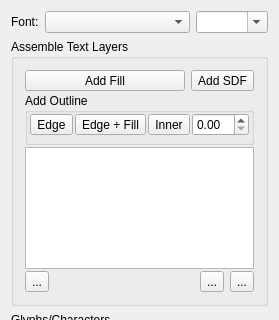
Before: the Qt Designer form Harmony/src/Editor/Text/TextWidget.ui in GameOverture/HarmonyEngine, drawn with Qt 5; both pictures show x 0 to 279 and y 0 to 320 of the 279 by 490 pixel window.
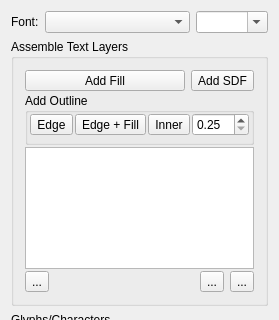
After: the same form once the commit is applied. Custom widgets are drawn as their Qt base class.

What changed in the file:
```diff
--- a/Harmony/src/Editor/Text/TextWidget.ui
+++ b/Harmony/src/Editor/Text/TextWidget.ui
@@ -147,7 +147,17 @@
             </widget>
            </item>
            <item>
-            <widget class="QDoubleSpinBox" name="sbThickness"/>
+            <widget class="QDoubleSpinBox" name="sbThickness">
+             <property name="minimum">
+              <double>0.250000000000000</double>
+             </property>
+             <property name="maximum">
+              <double>99.989999999999995</double>
+             </property>
+             <property name="singleStep">
+              <double>0.250000000000000</double>
+             </property>
+            </widget>
            </item>
           </layout>
          </widget>
```
Left out of the diff: 58 changed lines with no effect on the pictures.
